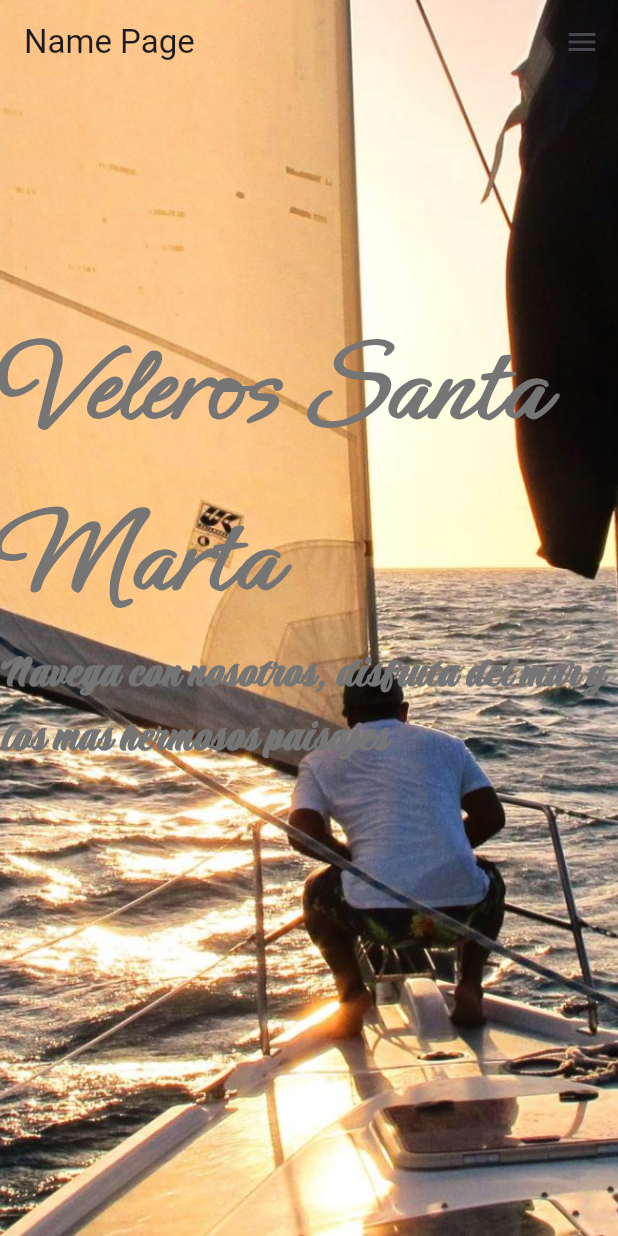
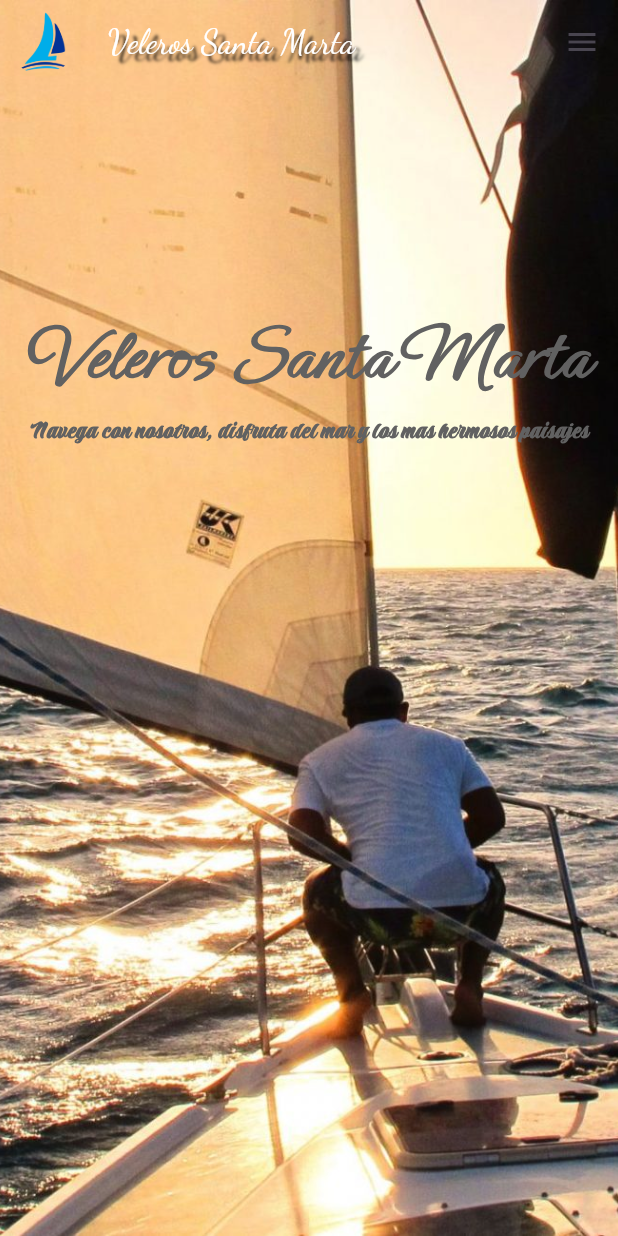
Before and after one commit to milangrisano/veleros-santa-marta, a Flutter app: the screen it shows after launch, on a phone screen of 412 x 824 dp. Run offline on Flutter 3.47's test engine with Material 3 defaults, Android fonts, the phone set to English and light mode, and no system bars; our stand-ins replace fluro; missing offline and left inert: universal_html.

Commit message:
FittedBox Text & refactor

```diff
--- a/lib/responsive/desktop_scaffold.dart
+++ b/lib/responsive/desktop_scaffold.dart
@@ -2,6 +2,8 @@ import 'package:flutter/material.dart';
 import 'package:provider/provider.dart';
 import 'package:responsive_app/provider/page_provider.dart';
 import 'package:responsive_app/shared/extend_appbar_button.dart';
+import 'package:responsive_app/shared/logo_appbar.dart';
+import 'package:responsive_app/shared/title_appbar.dart';
 import 'package:responsive_app/ui/home_body.dart';
 
 class DesktopScaffold extends StatelessWidget {
@@ -15,28 +17,8 @@ class DesktopScaffold extends StatelessWidget {
       extendBodyBehindAppBar: true,
       appBar: AppBar(
         backgroundColor: Colors.transparent,
-        // automaticallyImplyLeading: false,
-        leading: const Padding(
-          padding: EdgeInsets.all(6.0),
-          child: CircleAvatar(
-            backgroundColor: Colors.transparent,
-            foregroundImage: AssetImage('assets/images/logo_small.png'),
-          ),
-        ),
-        title: const Text(
-          'Veleros Santa Marta',
-          style: TextStyle(
-            color: Colors.white,
-            fontFamily: 'DancingScript',
-            shadows: [
-              Shadow(
-                offset: Offset(5.0, 5.0),
-                blurRadius: 2.0,
-                color: Colors.black87
-              )
-            ]
-          )
-        ),
+        leading: const LogoAppBar(),
+        title: const TitleAppBar(),
         actions:  [
           ExtendAppBarButton(
             text: 'Home',
--- a/lib/responsive/mobile_scaffold.dart
+++ b/lib/responsive/mobile_scaffold.dart
@@ -3,6 +3,8 @@ import 'package:provider/provider.dart';
 import 'package:responsive_app/provider/page_provider.dart';
 import 'package:responsive_app/shared/custom_drawer_header.dart';
 import 'package:responsive_app/shared/drawer_list_tile.dart';
+import 'package:responsive_app/shared/logo_appbar.dart';
+import 'package:responsive_app/shared/title_appbar.dart';
 import 'package:responsive_app/ui/home_body.dart';
 
 class MobileScaffold extends StatelessWidget {
@@ -16,8 +18,8 @@ class MobileScaffold extends StatelessWidget {
       backgroundColor: Colors.lightBlueAccent,
       appBar: AppBar(
         backgroundColor: Colors.transparent,
-        automaticallyImplyLeading: false,
-        title: const Text('Name Page'),
+        leading: const LogoAppBar(),
+        title: const TitleAppBar(),
         centerTitle: false,
       ),
       endDrawer: Drawer(
--- a/lib/responsive/tablet_scaffold.dart
+++ b/lib/responsive/tablet_scaffold.dart
@@ -2,6 +2,8 @@ import 'package:flutter/material.dart';
 import 'package:provider/provider.dart';
 import 'package:responsive_app/provider/page_provider.dart';
 import 'package:responsive_app/shared/extend_appbar_icon.dart';
+import 'package:responsive_app/shared/logo_appbar.dart';
+import 'package:responsive_app/shared/title_appbar.dart';
 import 'package:responsive_app/ui/home_body.dart';
 
 class TabletScaffold extends StatelessWidget {
@@ -14,8 +16,8 @@ class TabletScaffold extends StatelessWidget {
       extendBodyBehindAppBar: true,
       appBar: AppBar(
         backgroundColor: Colors.transparent,
-        automaticallyImplyLeading: false,
-        title: const Text('Name Page'),
+        leading: const LogoAppBar(),
+        title: const TitleAppBar(),
         actions:  [
           ExtendAppBarIcon(text: 'Home', onPressed: () =>pageProvider.goTo(0), icon: Icons.home,),
           ExtendAppBarIcon(text: 'About', onPressed: () => pageProvider.goTo(1), icon: Icons.people,),
--- /dev/null
+++ b/lib/shared/logo_appbar.dart
@@ -0,0 +1,19 @@
+
+import 'package:flutter/material.dart';
+
+class LogoAppBar extends StatelessWidget {
+  const LogoAppBar({
+    super.key,
+  });
+
+  @override
+  Widget build(BuildContext context) {
+    return const Padding(
+      padding: EdgeInsets.all(6.0),
+      child: CircleAvatar(
+        backgroundColor: Colors.transparent,
+        foregroundImage: AssetImage('assets/images/logo_small.png'),
+      ),
+    );
+  }
+}
--- /dev/null
+++ b/lib/shared/title_appbar.dart
@@ -0,0 +1,29 @@
+
+import 'package:flutter/material.dart';
+
+class TitleAppBar extends StatelessWidget {
+  const TitleAppBar({
+    super.key,
+  });
+
+  @override
+  Widget build(BuildContext context) {
+    return const FittedBox(
+      fit: BoxFit.contain,
+      child: Text(
+        'Veleros Santa Marta',
+        style: TextStyle(
+          color: Colors.white,
+          fontFamily: 'DancingScript',
+          shadows: [
+            Shadow(
+              offset: Offset(5.0, 5.0),
+              blurRadius: 2.0,
+              color: Colors.black87
+            )
+          ]
+        )
+      ),
+    );
+  }
+}
--- a/lib/ui/view/home_view.dart
+++ b/lib/ui/view/home_view.dart
@@ -19,22 +19,34 @@ class HomeView extends StatelessWidget {
       child:  Column(
         children: [
           const SizedBox(height: 200,),
-          Text(
+          Padding(
+            padding: const EdgeInsets.symmetric(horizontal: 20),
+            child: FittedBox(
+              fit: BoxFit.contain,
+              child: Text(
                 'Veleros Santa Marta',
                 style: TextStyle(
                   fontWeight: FontWeight.bold,
                   fontSize: 80,
-              color: Colors.grey[600],
+                  color: Colors.grey[700],
                   fontFamily: 'Ephesis',
                 ),
               ),
-          Text(
+            ),
+          ),
+          Padding(
+            padding: const EdgeInsets.symmetric(horizontal: 20),
+            child: FittedBox(
+              fit: BoxFit.fitWidth ,
+              child: Text(
                 'Navega con nosotros, disfruta del mar y los mas hermosos paisajes',
                 style: TextStyle(
                   fontWeight: FontWeight.bold,
                   fontSize: 30,
-              color: Colors.grey[600],
+                  color: Colors.grey[700],
                   fontFamily: 'Praise',
+                ),
+              ),
             ),
           ),
         ],
```
Lines whose indentation alone changed are shown as unchanged.
